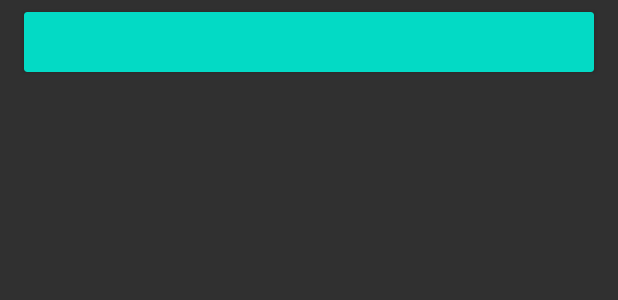
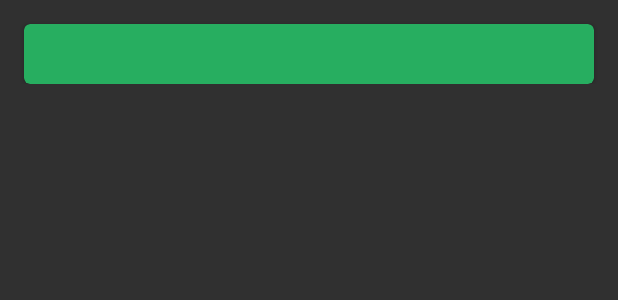
Before and after one commit to ngadimov1999/kotlin_lab_4, an Android app: the layout pok_item.xml on its own in the app's theme, with its tools: preview values and no code run, on a phone screen of 412 x 824 dp. Shown: the top 300 px of the screen. Run offline under Robolectric (Android 15) with nearby library versions, the phone set to English and light mode, and no system bars; network calls fail.

Commit message:
дизайн+unit тест

```diff
--- a/app/src/main/AndroidManifest.xml
+++ b/app/src/main/AndroidManifest.xml
@@ -10,7 +10,7 @@
         android:label="@string/app_name"
         android:roundIcon="@mipmap/ic_launcher_round"
         android:supportsRtl="true"
-        android:theme="@style/Theme.Design.NoActionBar">
+        android:theme="@style/Theme.Retrofit_example">
         <activity android:name=".MainActivity">
             <intent-filter>
                 <action android:name="android.intent.action.MAIN" />
--- a/app/src/main/java/com/example/retrofit_example/ApiService.kt
+++ b/app/src/main/java/com/example/retrofit_example/ApiService.kt
@@ -13,7 +13,7 @@ interface ApiService {
     @GET("pokemon-form/{id}")
     suspend fun getPokemon(@Path("id") name: String) : Response<Pokemon>
 
-    @GET("pokemon?limit=200&offset=200")
+    @GET("pokemon?limit=200&offset=0")
     suspend fun getListPokemons() : Response<PokemonResponse>
 
 
--- a/app/src/main/res/layout/activity_main.xml
+++ b/app/src/main/res/layout/activity_main.xml
@@ -8,9 +8,10 @@
 
     <androidx.recyclerview.widget.RecyclerView
         android:id="@+id/listRv"
+        android:layout_width="match_parent"
         android:layout_height="match_parent"
+        android:background="#FFFFFF"
         app:layout_constraintEnd_toEndOf="parent"
-        app:layout_constraintStart_toStartOf="parent"
-        android:layout_width="match_parent" />
+        app:layout_constraintStart_toStartOf="parent" />
 
 </androidx.constraintlayout.widget.ConstraintLayout>
--- a/app/src/main/res/layout/pok_item.xml
+++ b/app/src/main/res/layout/pok_item.xml
@@ -10,11 +10,11 @@
         android:layout_width="match_parent"
         android:layout_height="40dp"
         android:layout_gravity="center"
-        android:layout_marginTop="8dp"
-        android:layout_marginBottom="8dp"
         android:layout_marginLeft="16dp"
+        android:layout_marginTop="16dp"
         android:layout_marginRight="16dp"
-        app:cardBackgroundColor="@color/teal_200"
+        app:cardBackgroundColor="#27AE60"
+        app:cardCornerRadius="4dp"
         card_view:cardCornerRadius="4dp">
 
         <TextView
@@ -22,10 +22,8 @@
             android:layout_width="wrap_content"
             android:layout_height="wrap_content"
             android:layout_gravity="center"
-            android:fontFamily="casual"
-            android:textSize="16sp"
             android:textColor="@color/black"
-            android:textStyle="bold"/>
+            android:textSize="16sp" />
 
     </androidx.cardview.widget.CardView>
 
--- a/app/src/main/res/values/colors.xml
+++ b/app/src/main/res/values/colors.xml
@@ -7,4 +7,5 @@
     <color name="teal_700">#FF018786</color>
     <color name="black">#FF000000</color>
     <color name="white">#FFFFFFFF</color>
+    <color name="green">#27AE60</color>
 </resources>
--- a/app/src/main/res/values/strings.xml
+++ b/app/src/main/res/values/strings.xml
@@ -1,3 +1,3 @@
 <resources>
-    <string name="app_name">Позор года</string>
+    <string name="app_name">Покемоны</string>
 </resources>
--- a/app/src/main/res/values/themes.xml
+++ b/app/src/main/res/values/themes.xml
@@ -1,8 +1,8 @@
 <resources xmlns:tools="http://schemas.android.com/tools">
     <!-- Base application theme. -->
-    <style name="Theme.Retrofit_example" parent="Theme.MaterialComponents.DayNight.DarkActionBar">
+    <style name="Theme.Retrofit_example" parent="Theme.Design">
         <!-- Primary brand color. -->
-        <item name="colorPrimary">@color/purple_500</item>
+        <item name="colorPrimary">@color/green</item>
         <item name="colorPrimaryVariant">@color/purple_700</item>
         <item name="colorOnPrimary">@color/white</item>
         <!-- Secondary brand color. -->
@@ -10,7 +10,7 @@
         <item name="colorSecondaryVariant">@color/teal_700</item>
         <item name="colorOnSecondary">@color/black</item>
         <!-- Status bar color. -->
-        <item name="android:statusBarColor" tools:targetApi="l">?attr/colorPrimaryVariant</item>
+        <item name="android:statusBarColor">@color/green</item>
         <!-- Customize your theme here. -->
     </style>
 </resources>
```
Also changed, not shown: 3 other files.
